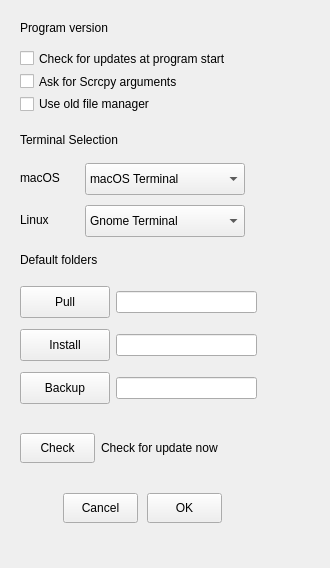
This is adbprefdialog.ui in Eliminater74/adblink as Qt 5 draws it before an edit. The edited form follows.
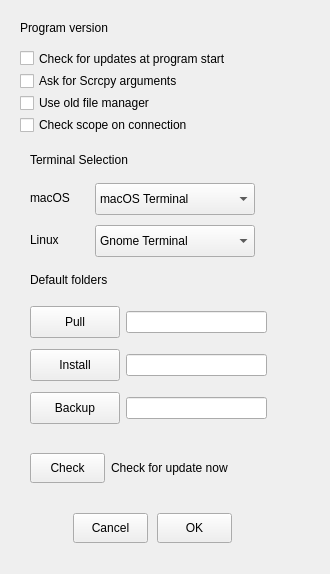
This is the edited form.

The edit to the form file:
```diff
--- a/adbprefdialog.ui
+++ b/adbprefdialog.ui
@@ -7,7 +7,7 @@
     <x>0</x>
     <y>0</y>
     <width>330</width>
-    <height>568</height>
+    <height>574</height>
    </rect>
   </property>
   <property name="windowTitle">
@@ -16,8 +16,8 @@
   <widget class="QWidget" name="layoutWidget">
    <property name="geometry">
     <rect>
-     <x>20</x>
-     <y>432</y>
+     <x>30</x>
+     <y>452</y>
      <width>229</width>
      <height>32</height>
     </rect>
@@ -57,8 +57,8 @@
   <widget class="QWidget" name="layoutWidget">
    <property name="geometry">
     <rect>
-     <x>60</x>
-     <y>492</y>
+     <x>70</x>
+     <y>512</y>
      <width>166</width>
      <height>32</height>
     </rect>
@@ -113,8 +113,8 @@
   <widget class="QLabel" name="label_2">
    <property name="geometry">
     <rect>
-     <x>20</x>
-     <y>130</y>
+     <x>30</x>
+     <y>150</y>
      <width>122</width>
      <height>20</height>
     </rect>
@@ -126,8 +126,8 @@
   <widget class="QLabel" name="directoriesLabel">
    <property name="geometry">
     <rect>
-     <x>20</x>
-     <y>252</y>
+     <x>30</x>
+     <y>272</y>
      <width>201</width>
      <height>16</height>
     </rect>
@@ -152,8 +152,8 @@
   <widget class="QLabel" name="versionLabel_2">
    <property name="geometry">
     <rect>
-     <x>20</x>
-     <y>170</y>
+     <x>30</x>
+     <y>190</y>
      <width>60</width>
      <height>16</height>
     </rect>
@@ -177,8 +177,8 @@
   <widget class="QComboBox" name="macTerm">
    <property name="geometry">
     <rect>
-     <x>85</x>
-     <y>163</y>
+     <x>95</x>
+     <y>183</y>
      <width>160</width>
      <height>32</height>
     </rect>
@@ -269,8 +269,8 @@
   <widget class="QComboBox" name="linTerm">
    <property name="geometry">
     <rect>
-     <x>85</x>
-     <y>205</y>
+     <x>95</x>
+     <y>225</y>
      <width>160</width>
      <height>32</height>
     </rect>
@@ -306,8 +306,8 @@
   <widget class="QLabel" name="versionLabel_3">
    <property name="geometry">
     <rect>
-     <x>20</x>
-     <y>212</y>
+     <x>30</x>
+     <y>232</y>
      <width>60</width>
      <height>16</height>
     </rect>
@@ -331,8 +331,8 @@
   <widget class="QWidget" name="layoutWidget">
    <property name="geometry">
     <rect>
-     <x>20</x>
-     <y>372</y>
+     <x>30</x>
+     <y>392</y>
      <width>237</width>
      <height>33</height>
     </rect>
@@ -375,8 +375,8 @@
   <widget class="QWidget" name="layoutWidget">
    <property name="geometry">
     <rect>
-     <x>20</x>
-     <y>329</y>
+     <x>30</x>
+     <y>349</y>
      <width>237</width>
      <height>33</height>
     </rect>
@@ -419,8 +419,8 @@
   <widget class="QWidget" name="layoutWidget">
    <property name="geometry">
     <rect>
-     <x>20</x>
-     <y>286</y>
+     <x>30</x>
+     <y>306</y>
      <width>237</width>
      <height>33</height>
     </rect>
@@ -460,13 +460,13 @@
     </item>
    </layout>
   </widget>
-  <widget class="QWidget" name="layoutWidget">
+  <widget class="QWidget" name="">
    <property name="geometry">
     <rect>
      <x>20</x>
      <y>50</y>
      <width>235</width>
-     <height>62</height>
+     <height>83</height>
     </rect>
    </property>
    <layout class="QVBoxLayout" name="verticalLayout">
@@ -491,6 +491,13 @@
       </property>
      </widget>
     </item>
+    <item>
+     <widget class="QCheckBox" name="scopecheck">
+      <property name="text">
+       <string>Check scope on connection</string>
+      </property>
+     </widget>
+    </item>
    </layout>
   </widget>
  </widget>
```
